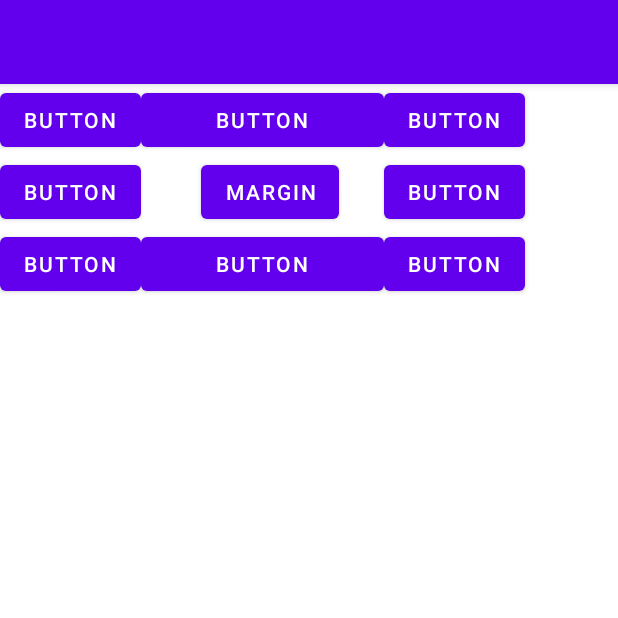
After one commit to georgijsstasjuks/testAndroidNew, an Android app: the Lesson7 screen opened directly, with no data from a screen before it, on a phone screen of 412 x 824 dp, the top half of it. The commit adds this screen. Run offline under Robolectric (Android 15) with nearby library versions, the phone set to English and light mode, and no system bars.

Commit message:
1-7lessons

```diff
--- /dev/null
+++ b/app/src/main/java/com/example/training/tasks1_20/Lesson7.java
@@ -0,0 +1,16 @@
+package com.example.training.tasks1_20;
+
+import androidx.appcompat.app.AppCompatActivity;
+
+import android.os.Bundle;
+
+import com.example.training.R;
+
+public class Lesson7 extends AppCompatActivity {
+
+    @Override
+    protected void onCreate(Bundle savedInstanceState) {
+        super.onCreate(savedInstanceState);
+        setContentView(R.layout.activity_lesson7);
+    }
+}
--- a/app/src/main/java/com/example/training/ClientModel.java
+++ b/app/src/main/java/com/example/training/testTask/ClientModel.java
@@ -1,4 +1,4 @@
-package com.example.training;
+package com.example.training.testTask;
 
 import android.os.Parcel;
 import android.os.Parcelable;
--- a/app/src/main/java/com/example/training/InfoAboutClientActivity.java
+++ b/app/src/main/java/com/example/training/testTask/InfoAboutClientActivity.java
@@ -1,4 +1,4 @@
-package com.example.training;
+package com.example.training.testTask;
 
 import androidx.appcompat.app.ActionBar;
 import androidx.appcompat.app.AppCompatActivity;
@@ -7,13 +7,14 @@ import android.content.Intent;
 import android.os.Bundle;
 import android.text.Html;
 import android.text.method.LinkMovementMethod;
-import android.util.Log;
 import android.view.Menu;
 import android.view.MenuInflater;
 import android.view.MenuItem;
 import android.widget.LinearLayout;
 import android.widget.TextView;
 import android.widget.Toast;
+
+import com.example.training.R;
 
 import org.json.JSONArray;
 import org.json.JSONException;
--- a/app/src/main/java/com/example/training/MainActivity.java
+++ b/app/src/main/java/com/example/training/testTask/MainActivity.java
@@ -1,4 +1,4 @@
-package com.example.training;
+package com.example.training.testTask;
 
 import androidx.annotation.Nullable;
 import androidx.appcompat.app.AppCompatActivity;
@@ -6,8 +6,8 @@ import androidx.recyclerview.widget.RecyclerView;
 
 import android.content.Intent;
 import android.os.Bundle;
-import android.util.Log;
-import android.widget.Toast;
+
+import com.example.training.R;
 
 import org.json.JSONArray;
 import org.json.JSONException;
--- a/app/src/main/java/com/example/training/RecyclerViewAdapter.java
+++ b/app/src/main/java/com/example/training/testTask/RecyclerViewAdapter.java
@@ -1,16 +1,16 @@
-package com.example.training;
+package com.example.training.testTask;
 
 import android.content.Context;
 import android.view.LayoutInflater;
 import android.view.View;
 import android.view.ViewGroup;
-import android.widget.RelativeLayout;
 import android.widget.TextView;
 
 import androidx.annotation.NonNull;
 import androidx.recyclerview.widget.RecyclerView;
 
-import java.lang.reflect.Array;
+import com.example.training.R;
+
 import java.util.ArrayList;
 
 public class RecyclerViewAdapter extends RecyclerView.Adapter<RecyclerViewAdapter.ViewHolder> {
--- /dev/null
+++ b/app/src/main/res/layout/activity_lesson7.xml
@@ -0,0 +1,85 @@
+<?xml version="1.0" encoding="utf-8"?>
+<LinearLayout
+    xmlns:android="http://schemas.android.com/apk/res/android"
+    android:orientation="vertical"
+    android:layout_width="match_parent"
+    android:layout_height="match_parent">
+    <TableLayout
+        android:layout_height="wrap_content"
+        android:layout_width="match_parent"
+        android:id="@+id/tableLayout1">
+        <TableRow
+            android:id="@+id/tableRow1"
+            android:layout_width="wrap_content"
+            android:layout_height="wrap_content">
+            <Button
+                android:text="Button"
+                android:id="@+id/button1"
+                android:layout_width="wrap_content"
+                android:layout_height="wrap_content">
+            </Button>
+            <Button
+                android:text="Button"
+                android:id="@+id/button2"
+                android:layout_width="wrap_content"
+                android:layout_height="wrap_content">
+            </Button>
+            <Button
+                android:text="Button"
+                android:id="@+id/button3"
+                android:layout_width="wrap_content"
+                android:layout_height="wrap_content">
+            </Button>
+        </TableRow>
+        <TableRow
+            android:id="@+id/tableRow2"
+            android:layout_width="wrap_content"
+            android:layout_height="wrap_content">
+            <Button
+                android:text="Button"
+                android:id="@+id/button4"
+                android:layout_width="wrap_content"
+                android:layout_height="wrap_content">
+            </Button>
+
+            <Button
+                android:id="@+id/button5"
+                android:layout_width="wrap_content"
+                android:layout_height="wrap_content"
+                android:layout_marginStart="40dp"
+                android:layout_marginLeft="40dp"
+                android:layout_marginEnd="30dp"
+                android:layout_marginRight="30dp"
+                android:text="Margin"></Button>
+            <Button
+                android:text="Button"
+                android:id="@+id/button6"
+                android:layout_width="wrap_content"
+                android:layout_height="wrap_content">
+            </Button>
+        </TableRow>
+        <TableRow
+            android:id="@+id/tableRow3"
+            android:layout_width="wrap_content"
+            android:layout_height="wrap_content">
+            <Button
+                android:text="Button"
+                android:id="@+id/button7"
+                android:layout_width="wrap_content"
+                android:layout_height="wrap_content">
+            </Button>
+            <Button
+                android:text="Button"
+                android:id="@+id/button8"
+                android:layout_width="wrap_content"
+                android:layout_height="wrap_content">
+            </Button>
+            <Button
+                android:text="Button"
+                android:id="@+id/button9"
+                android:layout_width="wrap_content"
+                android:layout_height="wrap_content">
+            </Button>
+        </TableRow>
+    </TableLayout>
+</LinearLayout>
--- a/app/src/main/res/layout/activity_main.xml
+++ b/app/src/main/res/layout/activity_main.xml
@@ -4,7 +4,7 @@
     xmlns:tools="http://schemas.android.com/tools"
     android:layout_width="match_parent"
     android:layout_height="match_parent"
-    tools:context=".MainActivity">
+    tools:context=".testTask.MainActivity">
 
 
     <androidx.recyclerview.widget.RecyclerView
```
Also changed, not shown: app/src/main/AndroidManifest.xml (+10 -2 lines), app/src/main/java/com/example/training/tasks1_20/Lesson5.java (added, +16 -0 lines), app/src/main/res/layout-land/myscreen.xml (added, +43 -0 lines), app/src/main/res/layout/myscreen.xml (added, +43 -0 lines).
